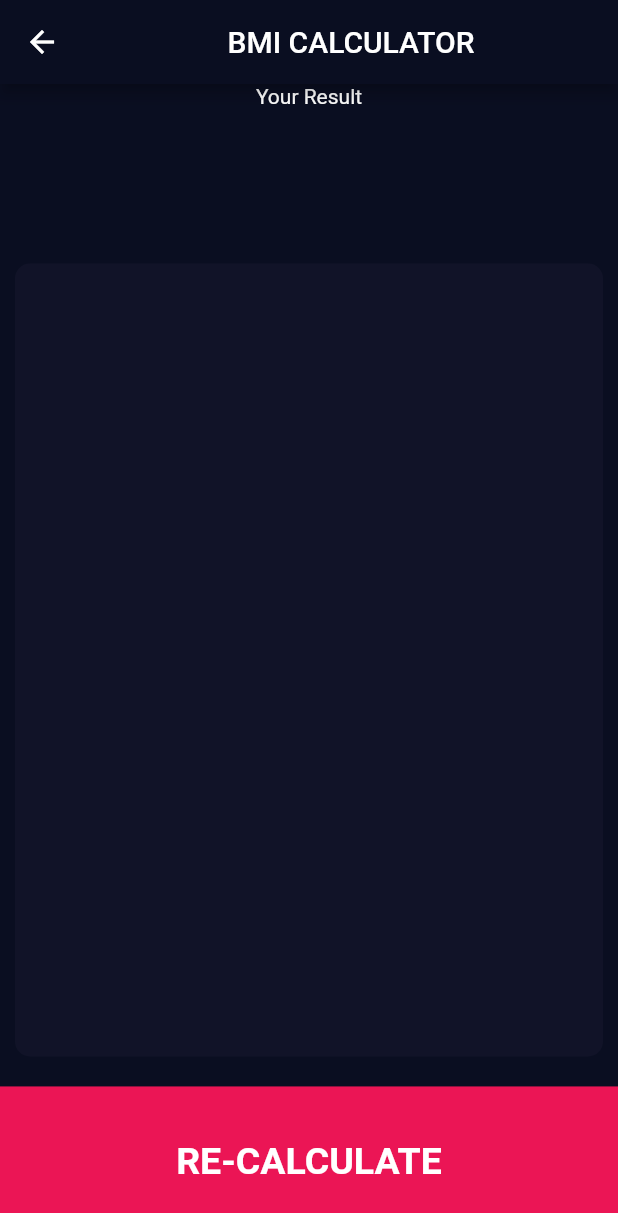
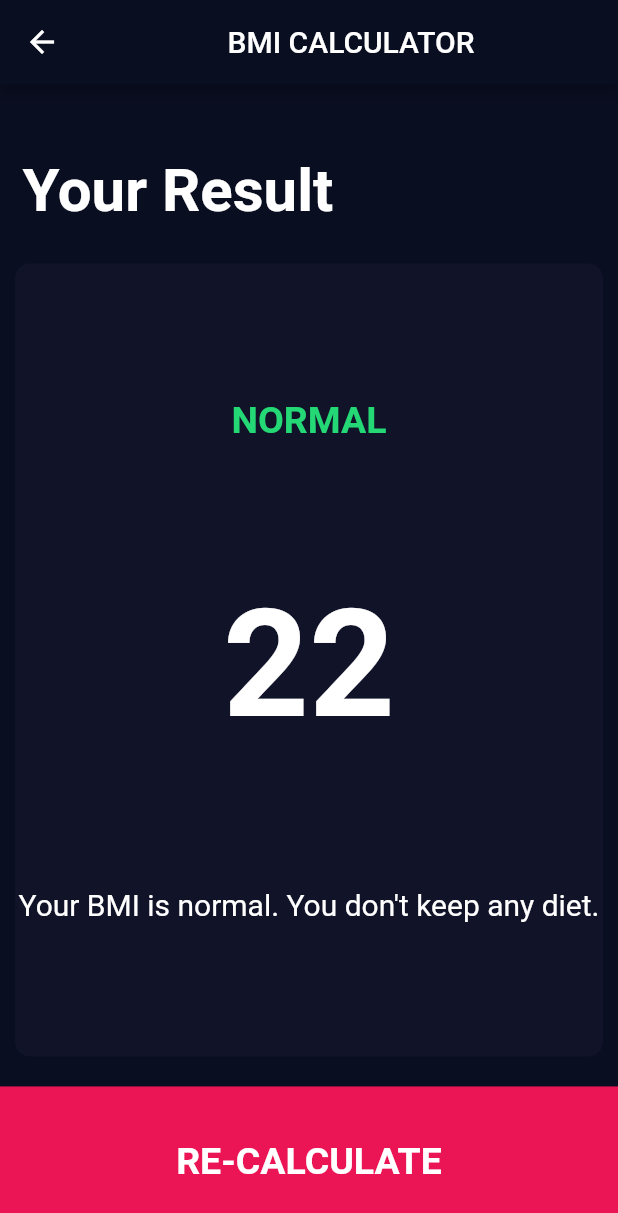
Before and after one commit to UlugbekYarkinov/bmi_calculator, a Flutter app: the ResultsPage screen opened directly, on a phone screen of 412 x 824 dp. Shown: the top 1213 px of the screen. Run offline on Flutter 3.47's test engine with Material 2 defaults, Android fonts, the phone set to English and light mode, and no system bars; our stand-ins replace font_awesome_flutter.

Commit message:
second screen layout is done

```diff
--- a/lib/constants.dart
+++ b/lib/constants.dart
@@ -18,3 +18,19 @@ const bottomButtonTextStyle = TextStyle(
   fontSize: 25.0,
   fontWeight: FontWeight.bold,
 );
+const TextStyle bigTitleTextStyle = TextStyle(
+  fontSize: 40.0,
+  fontWeight: FontWeight.bold,
+);
+const resultTitleTextStyle = TextStyle(
+  fontSize: 25.0,
+  color: Color(0xFF24D876),
+  fontWeight: FontWeight.bold,
+);
+const resultNumberTextStyle = TextStyle(
+  fontSize: 100.0,
+  fontWeight: FontWeight.bold,
+);
+const resultSubtitleTextStyle = TextStyle(
+  fontSize: 20.0,
+);
--- a/lib/results_page.dart
+++ b/lib/results_page.dart
@@ -15,13 +15,42 @@ class ResultsPage extends StatelessWidget {
         ),
       ),
       body: Column(
+        mainAxisAlignment: MainAxisAlignment.spaceEvenly,
+        crossAxisAlignment: CrossAxisAlignment.stretch,
         children: [
           Expanded(
-            child: Text('Your Result'),
+            child: Container(
+              padding: const EdgeInsets.all(15.0),
+              alignment: Alignment.bottomLeft,
+              child: const Text(
+                'Your Result',
+                style: bigTitleTextStyle,
+              ),
+            ),
           ),
           Expanded(
             flex: 5,
-            child: ReusableCard(color: inactiveCardColor),
+            child: ReusableCard(
+              color: inactiveCardColor,
+              cardChild: Column(
+                mainAxisAlignment: MainAxisAlignment.spaceEvenly,
+                children: [
+                  Text(
+                    'NORMAL',
+                    style: resultTitleTextStyle,
+                  ),
+                  Text(
+                    '22',
+                    style: resultNumberTextStyle,
+                  ),
+                  Text(
+                    'Your BMI is normal. You don\'t keep any diet.',
+                    textAlign: TextAlign.center,
+                    style: resultSubtitleTextStyle,
+                  ),
+                ],
+              ),
+            ),
           ),
           Expanded(
             child: BottomButton(
```
